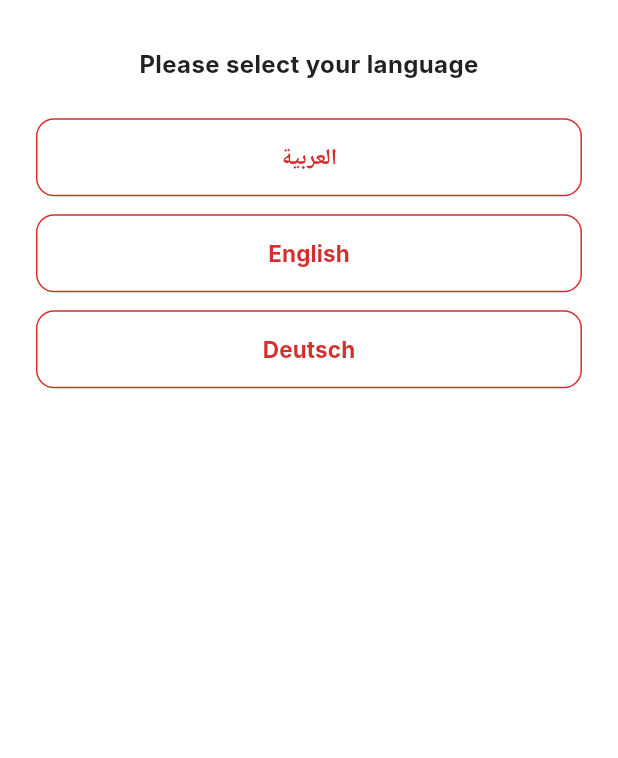
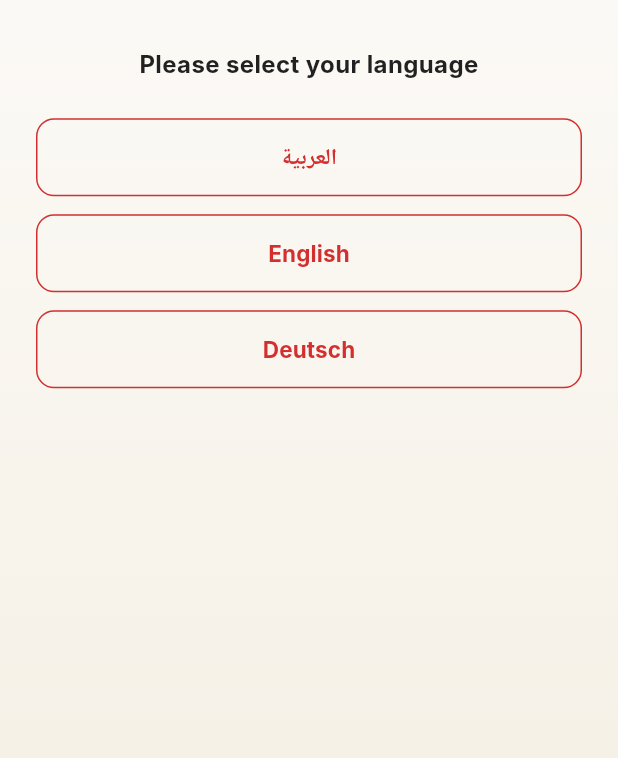
Before and after one commit to amirwahby-DSB/dsb-pr-app, a Flutter app: the screen it shows after launch, on a phone screen of 412 x 824 dp, the part 478-1236 px from its top. Run offline on Flutter 3.47's test engine with Material 3 defaults, Android fonts, the phone set to English and light mode, and no system bars; our stand-ins replace file_picker, pdf, printing; Roboto replaces fonts that are missing (Inter).

Commit message:
Update main.dart

```diff
--- a/lib/main.dart
+++ b/lib/main.dart
@@ -42,6 +42,21 @@ class _DSBAAppState extends State<DSBAApp> {
       debugShowCheckedModeBanner: false,
       theme: AppTheme.light(),
       locale: Locale(localeCode),
+      // خلفية متدرجة خفيفة جداً وراء كل شاشة في التطبيق — بديل
+      // للخلفية المصمتة العادية، بيدي إحساس عمق واحترافية بدون
+      // ما يأثر على وضوح النصوص أو الكروتات فوقه.
+      builder: (context, child) {
+        return DecoratedBox(
+          decoration: const BoxDecoration(
+            gradient: LinearGradient(
+              begin: Alignment.topCenter,
+              end: Alignment.bottomCenter,
+              colors: DSBAColors.backgroundGradient,
+            ),
+          ),
+          child: child,
+        );
+      },
       home: const LanguageSelectScreen(),
     );
   }
```
